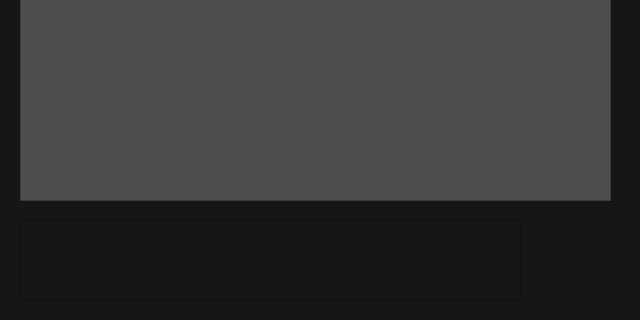
Old version of the form QtChatApp.ui in the repository ShravanK55/ChatApp; both pictures show x 0 to 640 and y 160 to 480 of the 640 by 480 pixel window.
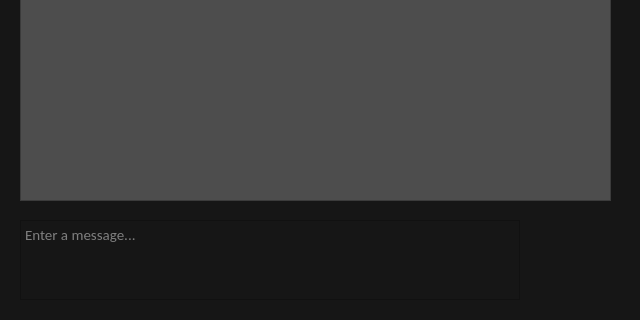
New version of the form. Icons and pictures are not drawn.

Patch:
```diff
--- a/QtChatApp.ui
+++ b/QtChatApp.ui
@@ -73,8 +73,8 @@
     <rect>
      <x>20</x>
      <y>380</y>
-     <width>501</width>
-     <height>81</height>
+     <width>500</width>
+     <height>80</height>
     </rect>
    </property>
    <property name="font">
@@ -93,6 +93,9 @@
 &lt;/style&gt;&lt;/head&gt;&lt;body style=&quot; font-family:'Calibri'; font-size:11pt; font-weight:400; font-style:normal;&quot;&gt;
 &lt;p style=&quot;-qt-paragraph-type:empty; margin-top:0px; margin-bottom:0px; margin-left:0px; margin-right:0px; -qt-block-indent:0; text-indent:0px;&quot;&gt;&lt;br /&gt;&lt;/p&gt;&lt;/body&gt;&lt;/html&gt;</string>
    </property>
+   <property name="placeholderText">
+    <string>Enter a message...</string>
+   </property>
   </widget>
  </widget>
  <resources>
```
Left out of the diff: 12 changed lines with no effect on the pictures.
